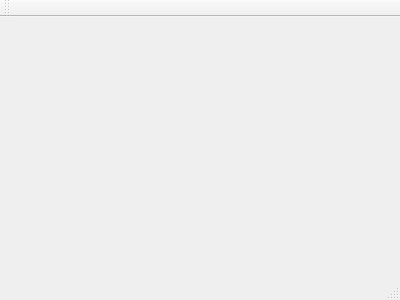
First picture: the form in mainwindow.ui, repository garretraziel/icp, before the edit.
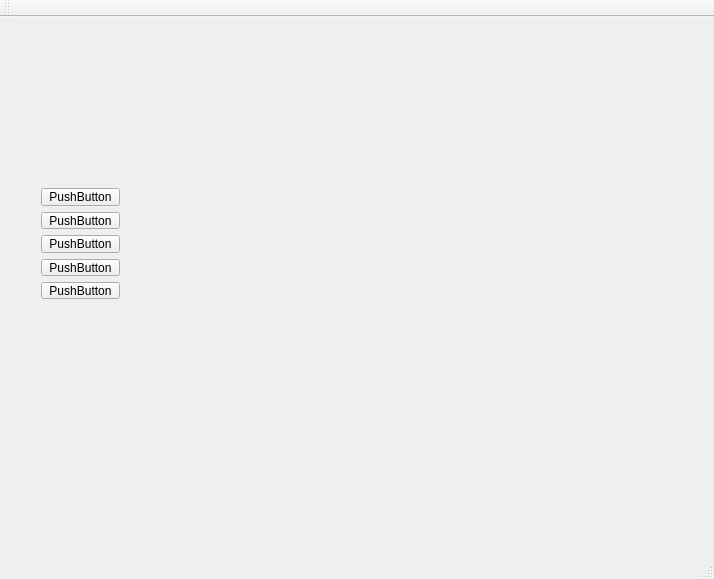
Second picture: the form after the edit.

```diff
--- a/mainwindow.ui
+++ b/mainwindow.ui
@@ -1,24 +1,98 @@
 <ui version="4.0">
  <class>MainWindow</class>
- <widget class="QMainWindow" name="MainWindow" >
-  <property name="geometry" >
+ <widget class="QMainWindow" name="MainWindow">
+  <property name="geometry">
    <rect>
     <x>0</x>
     <y>0</y>
-    <width>400</width>
-    <height>300</height>
+    <width>714</width>
+    <height>579</height>
    </rect>
   </property>
   <property name="windowTitle" >
    <string>MainWindow</string>
   </property>
-  <widget class="QMenuBar" name="menuBar" />
-  <widget class="QToolBar" name="mainToolBar" />
-  <widget class="QWidget" name="centralWidget" />
-  <widget class="QStatusBar" name="statusBar" />
+  <widget class="QWidget" name="centralWidget">
+   <widget class="QWidget" name="gridLayoutWidget">
+    <property name="geometry">
+     <rect>
+      <x>190</x>
+      <y>10</y>
+      <width>511</width>
+      <height>511</height>
+     </rect>
+    </property>
+    <layout class="QGridLayout" name="gridLayout"/>
+   </widget>
+   <widget class="QWidget" name="">
+    <property name="geometry">
+     <rect>
+      <x>30</x>
+      <y>160</y>
+      <width>101</width>
+      <height>133</height>
+     </rect>
+    </property>
+    <layout class="QVBoxLayout" name="verticalLayout">
+     <item>
+      <widget class="QPushButton" name="pushButton">
+       <property name="text">
+        <string>PushButton</string>
+       </property>
+      </widget>
+     </item>
+     <item>
+      <widget class="QPushButton" name="pushButton_2">
+       <property name="text">
+        <string>PushButton</string>
+       </property>
+      </widget>
+     </item>
+     <item>
+      <widget class="QPushButton" name="pushButton_3">
+       <property name="text">
+        <string>PushButton</string>
+       </property>
+      </widget>
+     </item>
+     <item>
+      <widget class="QPushButton" name="pushButton_4">
+       <property name="text">
+        <string>PushButton</string>
+       </property>
+      </widget>
+     </item>
+     <item>
+      <widget class="QPushButton" name="pushButton_5">
+       <property name="text">
+        <string>PushButton</string>
+       </property>
+      </widget>
+     </item>
+    </layout>
+   </widget>
+  </widget>
+  <widget class="QMenuBar" name="menuBar">
+   <property name="geometry">
+    <rect>
+     <x>0</x>
+     <y>0</y>
+     <width>714</width>
+     <height>20</height>
+    </rect>
+   </property>
+  </widget>
+  <widget class="QToolBar" name="mainToolBar">
+   <attribute name="toolBarArea">
+    <enum>TopToolBarArea</enum>
+   </attribute>
+   <attribute name="toolBarBreak">
+    <bool>false</bool>
+   </attribute>
+  </widget>
+  <widget class="QStatusBar" name="statusBar"/>
  </widget>
- <layoutDefault spacing="6" margin="11" />
- <pixmapfunction></pixmapfunction>
+ <layoutdefault spacing="6" margin="11"/>
  <resources/>
  <connections/>
 </ui>
```
Left out of the diff: 3 changed lines with no effect on the pictures.
